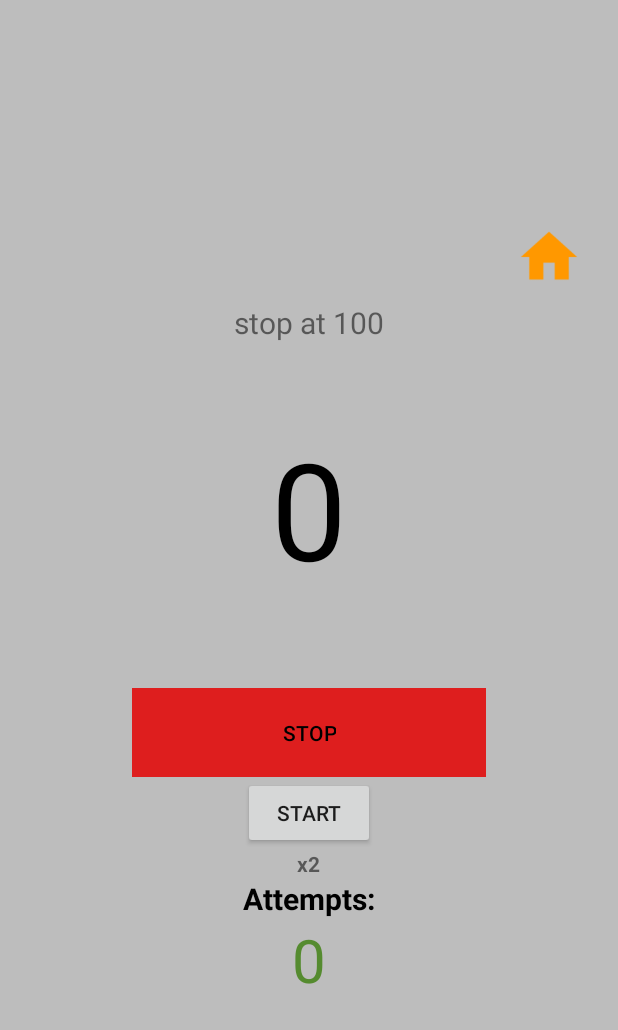
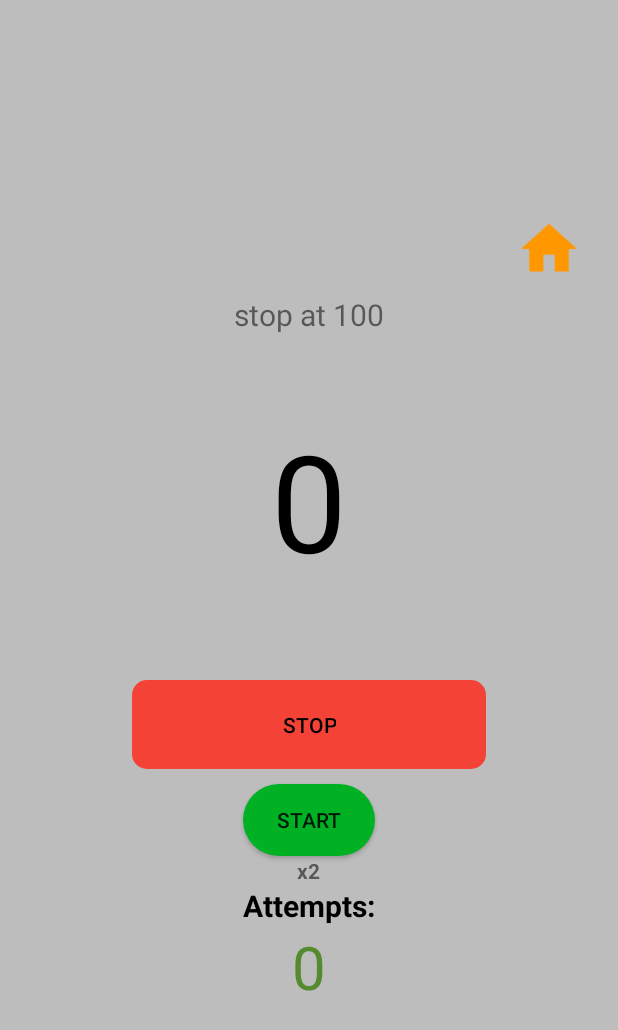
Before and after one commit to chuckglobal/Stop-Game, an Android app: the MainActivity screen opened directly, with no data from a screen before it, on a phone screen of 412 x 824 dp. Shown: the top 1030 px of the screen. Run offline under Robolectric (Android 15) with nearby library versions, the phone set to English and light mode, and no system bars; 1 statement that could not run was skipped.

Commit message:
all buttons are now rounded

```diff
--- a/app/build.gradle
+++ b/app/build.gradle
@@ -8,8 +8,8 @@ android {
         applicationId "com.awesome.scott.stop"
         minSdkVersion 15
         targetSdkVersion 22
-        versionCode 10
-        versionName "2.2.1"
+        versionCode 11
+        versionName "2.3"
     }
     buildTypes {
         release {
--- /dev/null
+++ b/app/src/main/res/drawable/button_round_green.xml
@@ -0,0 +1,7 @@
+<?xml version="1.0" encoding="utf-8"?>
+<shape xmlns:android="http://schemas.android.com/apk/res/android"
+    android:shape="rectangle" android:padding="10dp">
+    <!-- you can use any color you want I used here gray color-->
+    <solid android:color="#00B223"/>
+    <corners android:radius="50dp"/>
+</shape>
--- /dev/null
+++ b/app/src/main/res/drawable/button_round_red.xml
@@ -0,0 +1,8 @@
+<?xml version="1.0" encoding="utf-8"?>
+
+<shape xmlns:android="http://schemas.android.com/apk/res/android"
+android:shape="rectangle" android:padding="10dp">
+<!-- you can use any color you want I used here gray color-->
+<solid android:color="#F44336"/>
+<corners android:radius="10dp"/>
+</shape>
--- a/app/src/main/res/layout/activity_custom_level.xml
+++ b/app/src/main/res/layout/activity_custom_level.xml
@@ -54,13 +54,15 @@
         android:enabled="false"
         android:id="@+id/StopButton"
 
-        android:background="#DE1E1E"
+        android:background="@drawable/button_round_red"
         android:textColor="#ff000000" />
     <Button
+        android:layout_marginTop="10dp"
         android:layout_width="wrap_content"
         android:layout_height="wrap_content"
         android:layout_marginBottom="50dp"
         android:text="Start"
+        android:background="@drawable/button_round_green"
         android:onClick="startPressed"
         android:id="@+id/startButton"/>
 
--- a/app/src/main/res/layout/activity_double_counter.xml
+++ b/app/src/main/res/layout/activity_double_counter.xml
@@ -73,7 +73,7 @@
             android:enabled="false"
             android:id="@+id/stopButton1"
             android:onClick="T1StopPressed"
-            android:background="#DE1E1E"
+            android:background="@drawable/button_round_red"
             android:textColor="#ff000000" />
         //stop button right (1)
         <Button
@@ -85,7 +85,7 @@
             android:enabled="false"
             android:id="@+id/stopButton2"
             android:onClick="T2StopPressed"
-            android:background="#DE1E1E"
+            android:background="@drawable/button_round_red"
             android:textColor="#ff000000" />
 
     </LinearLayout>
@@ -93,11 +93,13 @@
 
 
         <Button
+            android:layout_marginTop="10dp"
             android:layout_width="wrap_content"
             android:layout_height="wrap_content"
             android:text="Start"
             android:onClick="startButtonPressed"
             android:id="@+id/startButton"
+            android:background="@drawable/button_round_green"
             />
         <TextView
             android:layout_width="wrap_content"
--- a/app/src/main/res/layout/activity_main.xml
+++ b/app/src/main/res/layout/activity_main.xml
@@ -65,16 +65,18 @@
         android:enabled="false"
         android:id="@+id/StopButton"
 
-        android:background="#DE1E1E"
+        android:background="@drawable/button_round_red"
         android:textColor="#ff000000" />
 
     //start Button
     <Button
+        android:layout_marginTop="10dp"
         android:layout_width="wrap_content"
         android:layout_height="wrap_content"
         android:text="Start"
         android:id="@+id/startButton"
-        android:onClick="startPressed"/>
+        android:onClick="startPressed"
+        android:background="@drawable/button_round_green"/>
     <TextView
         android:layout_width="wrap_content"
         android:layout_height="wrap_content"
```
